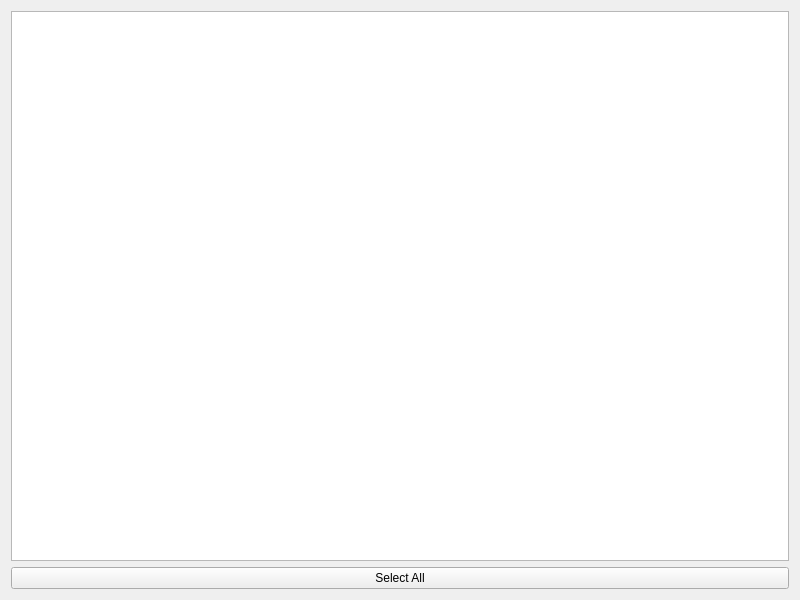
pincky6/Project, file historywidget.ui: the form before one commit.
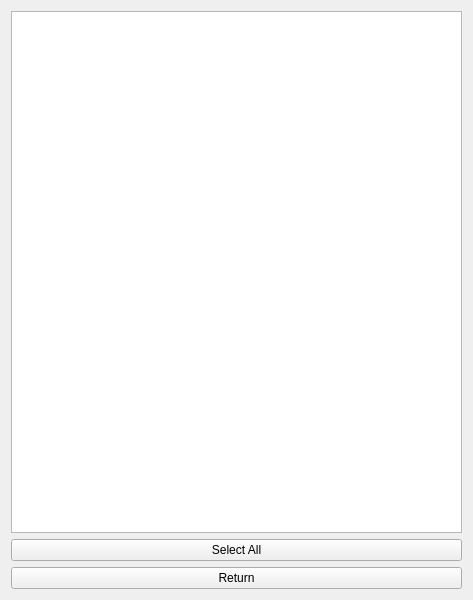
The form after the commit.

The edit to the form file:
```diff
--- a/historywidget.ui
+++ b/historywidget.ui
@@ -6,7 +6,7 @@
    <rect>
     <x>0</x>
     <y>0</y>
-    <width>800</width>
+    <width>473</width>
     <height>600</height>
    </rect>
   </property>
@@ -24,6 +24,13 @@
      </property>
     </widget>
    </item>
+   <item>
+    <widget class="QPushButton" name="backButton">
+     <property name="text">
+      <string>Return</string>
+     </property>
+    </widget>
+   </item>
   </layout>
  </widget>
  <resources/>
```
